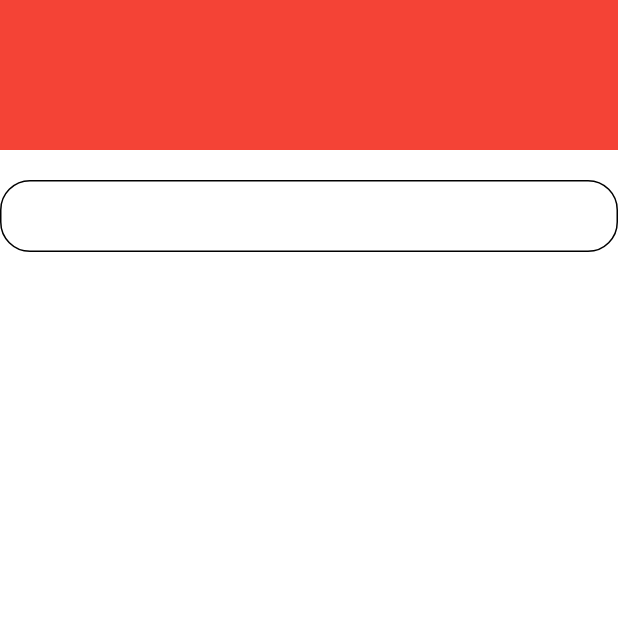
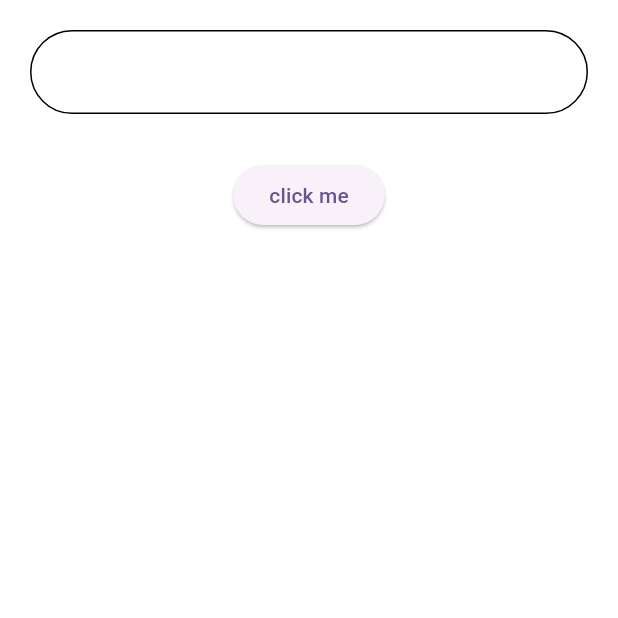
Before and after one commit to Osinmen/todolistApp, a Flutter app: the Test screen opened directly, on a phone screen of 412 x 824 dp, the top half of it. Run offline on Flutter 3.47's test engine with Material 3 defaults, Android fonts, the phone set to English and light mode, and no system bars; our stand-ins replace smooth_page_indicator.

Commit message:
made some changes

```diff
--- a/lib/Pages/test.dart
+++ b/lib/Pages/test.dart
@@ -8,56 +8,58 @@ class Test extends StatefulWidget {
 }
 
 class _TestState extends State<Test> {
-  TextEditingController _controller = TextEditingController();
-  bool _textFieldFilled = false;
-  bool _buttonClickable = false;
+  bool _isButtonActive = true;
+  late TextEditingController controller;
 
   @override
   void initState() {
     super.initState();
-    _controller = TextEditingController();
+    TextEditingController controller;
   }
 
   @override
   void dispose() {
+    controller.dispose();
     super.dispose();
-    _controller.dispose();
   }
 
   @override
   Widget build(BuildContext context) {
     return Scaffold(
       backgroundColor: Colors.white,
-      body: Column(
-        children: [
-          Container(
-            color: _buttonClickable ? Colors.blue : Colors.red,
-            height: 100,
-            width: double.infinity,
-          ),
-          const SizedBox(
-            height: 20,
-          ),
-          TextFormField(
-            onChanged: (content) {
-              if (content == "") {
-                _textFieldFilled = false;
-                if (_textFieldFilled) {
-                  setState(() {
-                    _buttonClickable = false;
-                  });
-                }
-              }
-            },
-            controller: _controller,
-            decoration: InputDecoration(
-                contentPadding: const EdgeInsets.only(left: 20),
-                enabledBorder:
-                    OutlineInputBorder(borderRadius: BorderRadius.circular(20)),
+      body: Padding(
+        padding: const EdgeInsets.all(20),
+        child: Column(
+          children: <Widget>[
+            TextFormField(
+              decoration: InputDecoration(
+                enabledBorder: OutlineInputBorder(
+                    borderRadius: BorderRadius.circular(30),
+                    borderSide: BorderSide(
+                      color: Colors.black,
+                    )),
                 focusedBorder: OutlineInputBorder(
-                    borderRadius: BorderRadius.circular(20))),
-          )
-        ],
+                    borderRadius: BorderRadius.circular(30),
+                    borderSide: BorderSide(
+                      color: Colors.black,
+                    )),
+              ),
+            ),
+            const SizedBox(
+              height: 30,
+            ),
+            ElevatedButton(
+              onPressed: () {},
+              child: Text("click me"),
+              style: ElevatedButton.styleFrom(
+                disabledBackgroundColor: Colors.red,
+              ),
+            ),
+            const SizedBox(
+              height: 40,
+            ),
+          ],
+        ),
       ),
     );
   }
--- a/lib/Widgets/containerbutton.dart
+++ b/lib/Widgets/containerbutton.dart
@@ -58,11 +58,13 @@ class RegisterButtonAuth extends StatelessWidget {
                 requiredText,
                 style: Appstyle.styleRegular16(context),
               ),
+              const SizedBox(
+                height: 20,
+              ),
             ],
           ),
         ),
       ),
     );
-    ;
   }
 }
--- a/lib/main.dart
+++ b/lib/main.dart
@@ -1,7 +1,7 @@
 import 'package:flutter/material.dart';
 import 'package:todolistapp/Pages/createAccount.dart';
 import 'package:todolistapp/Pages/loginPage.dart';
-import 'package:todolistapp/Pages/splashScreen.dart';
+import 'package:todolistapp/Pages/pageViewStack.dart';
 import 'package:todolistapp/Pages/test.dart';
 
 void main() {
```
Also changed, not shown: lib/Pages/loginPage.dart (+18 -8 lines), lib/Widgets/textFieldpage.dart (+15 -0 lines).
